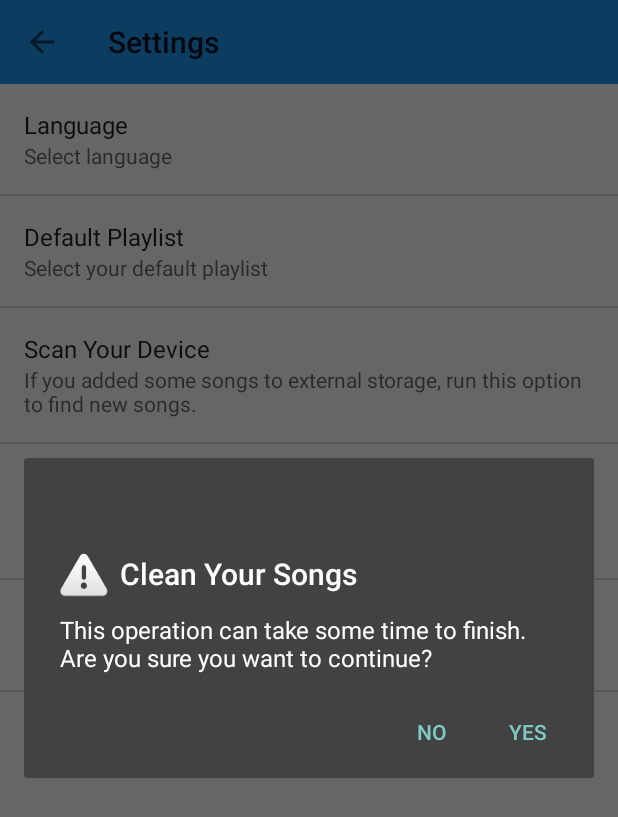
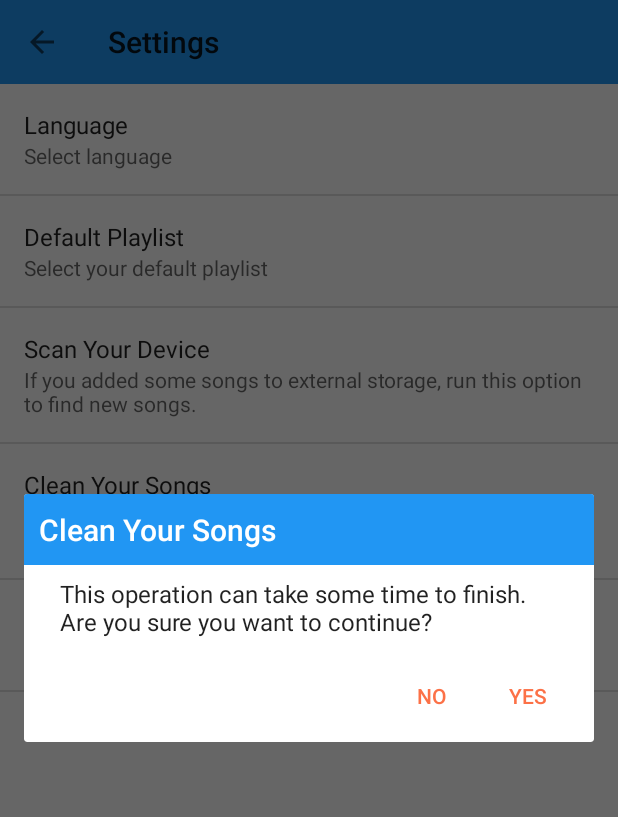
Before and after one commit to sonjazivkovic/Sax, an Android app: the SettingsActivity screen opened directly, with no data from a screen before it, after a tap on "Clean Your Songs", on a phone screen of 412 x 824 dp. Shown: the top 817 px of the screen. Run offline under Robolectric (Android 15) with nearby library versions, the phone set to English and light mode, and no system bars; 1 statement that could not run was skipped.

Commit message:
Added Confirmation dialog to delete playlist action. Added custom title for dialogs.

```diff
--- a/app/src/main/java/com/example/buca/saxmusicplayer/activities/PlaylistManagerListActivity.java
+++ b/app/src/main/java/com/example/buca/saxmusicplayer/activities/PlaylistManagerListActivity.java
@@ -118,6 +118,7 @@ public class PlaylistManagerListActivity extends AppCompatActivity {
     @Override
     protected void onDestroy() {
         playlistCursor.close();
+        lca.dismissDialog();
         super.onDestroy();
     }
 }
--- a/app/src/main/java/com/example/buca/saxmusicplayer/activities/SettingsActivity.java
+++ b/app/src/main/java/com/example/buca/saxmusicplayer/activities/SettingsActivity.java
@@ -25,7 +25,9 @@ import android.provider.MediaStore;
 import android.support.v7.app.AlertDialog;
 import android.support.v7.app.AppCompatActivity;
 import android.support.v7.widget.Toolbar;
+import android.view.View;
 import android.view.WindowManager;
+import android.widget.TextView;
 
 import com.example.buca.saxmusicplayer.MainActivity;
 import com.example.buca.saxmusicplayer.R;
@@ -35,6 +37,8 @@ import com.example.buca.saxmusicplayer.providers.SongProvider;
 import com.example.buca.saxmusicplayer.services.SaxMusicPlayerService;
 import com.example.buca.saxmusicplayer.util.DataHolder;
 import com.example.buca.saxmusicplayer.util.DatabaseContract;
+
+import java.util.Locale;
 
 
 /**
@@ -100,14 +104,10 @@ public class SettingsActivity extends AppCompatActivity {
         scanDevice.setOnPreferenceClickListener(new Preference.OnPreferenceClickListener() {
             @Override
             public boolean onPreferenceClick(final Preference preference) {
-                AlertDialog.Builder builder;
-                if (Build.VERSION.SDK_INT >= Build.VERSION_CODES.LOLLIPOP) {
-                    builder = new AlertDialog.Builder(preference.getContext(), android.R.style.Theme_Material_Dialog_Alert);
-                } else {
-                    builder = new AlertDialog.Builder(preference.getContext());
-                }
-                alertDialog = builder.setTitle(R.string.scan_device)
-                        .setMessage(R.string.long_operation)
+                AlertDialog.Builder builder = new AlertDialog.Builder(preference.getContext());
+                View titleView = getLayoutInflater().inflate(R.layout.dialog_title, null);
+                ((TextView)titleView.findViewById(R.id.dialog_title_text)).setText(R.string.scan_device);
+                alertDialog = builder.setMessage(R.string.long_operation)
                         .setPositiveButton(R.string.yes, new DialogInterface.OnClickListener() {
                             public void onClick(DialogInterface dialog, int which) {
                                 new LongOperation().execute("scan_device");
@@ -117,7 +117,7 @@ public class SettingsActivity extends AppCompatActivity {
                             public void onClick(DialogInterface dialog, int which) {
                             }
                         })
-                        .setIcon(android.R.drawable.ic_dialog_alert)
+                        .setCustomTitle(titleView)
                         .create();
                 alertDialog.show();
                 return true;
@@ -128,14 +128,10 @@ public class SettingsActivity extends AppCompatActivity {
         cleanDevice.setOnPreferenceClickListener(new Preference.OnPreferenceClickListener() {
             @Override
             public boolean onPreferenceClick(Preference preference) {
-                AlertDialog.Builder builder;
-                if (Build.VERSION.SDK_INT >= Build.VERSION_CODES.LOLLIPOP) {
-                    builder = new AlertDialog.Builder(preference.getContext(), android.R.style.Theme_Material_Dialog_Alert);
-                } else {
-                    builder = new AlertDialog.Builder(preference.getContext());
-                }
-                alertDialog = builder.setTitle(R.string.clean_device)
-                        .setMessage(R.string.long_operation)
+                AlertDialog.Builder builder = new AlertDialog.Builder(preference.getContext());
+                View titleView = getLayoutInflater().inflate(R.layout.dialog_title, null);
+                ((TextView)titleView.findViewById(R.id.dialog_title_text)).setText(R.string.clean_device);
+                alertDialog = builder.setMessage(R.string.long_operation)
                         .setPositiveButton(R.string.yes, new DialogInterface.OnClickListener() {
                             public void onClick(DialogInterface dialog, int which) {
                                 new LongOperation().execute("clean_device");
@@ -145,7 +141,7 @@ public class SettingsActivity extends AppCompatActivity {
                             public void onClick(DialogInterface dialog, int which) {
                             }
                         })
-                        .setIcon(android.R.drawable.ic_dialog_alert)
+                        .setCustomTitle(titleView)
                         .create();
                 alertDialog.show();
                 return true;
--- /dev/null
+++ b/app/src/main/res/layout/dialog_title.xml
@@ -0,0 +1,23 @@
+<?xml version="1.0" encoding="utf-8"?>
+<LinearLayout xmlns:android="http://schemas.android.com/apk/res/android"
+    android:orientation="vertical" android:layout_width="match_parent"
+    android:layout_height="match_parent">
+    <LinearLayout
+        android:orientation="vertical"
+        android:layout_width="match_parent"
+        android:layout_height="wrap_content"
+        android:layout_weight="1"
+        android:paddingLeft="10dp"
+        android:paddingRight="10dp"
+        android:background="@color/colorPrimary">
+
+        <TextView
+            android:id="@+id/dialog_title_text"
+            android:layout_width="match_parent"
+            android:layout_height="wrap_content"
+            android:layout_marginTop="10dp"
+            android:layout_marginBottom="10dp"
+            android:textAppearance="@style/TextAppearance.AppCompat.Title"
+            android:textColor="@android:color/white" />
+    </LinearLayout>
+</LinearLayout>
--- a/app/src/main/res/values/strings.xml
+++ b/app/src/main/res/values/strings.xml
@@ -47,6 +47,8 @@
     <string name="song_name_details">Song name: </string>
     <string name="song_artist">Song artist: </string>
     <string name="song_rank">Song rank: </string>
+    <string name="delete_playlist">Delete Playlist</string>
+    <string name="are_you_sure">Are you sure you want to continue?</string>
 
     <string name="preference_file_key" translatable="false">com.example.buca.saxmusicplayer.PREFERENCE_FILE_KEY</string>
     <string name="initial_scan_done_key" translatable="false">com.example.buca.saxmusicplayer.INITIAL_SCAN_DONE_KEY</string>
```
Also changed, not shown: app/src/main/java/com/example/buca/saxmusicplayer/MainActivity.java (+6 -4 lines), app/src/main/java/com/example/buca/saxmusicplayer/adapters/PlaylistCursorAdapter.java (+37 -6 lines), 1 other file.
